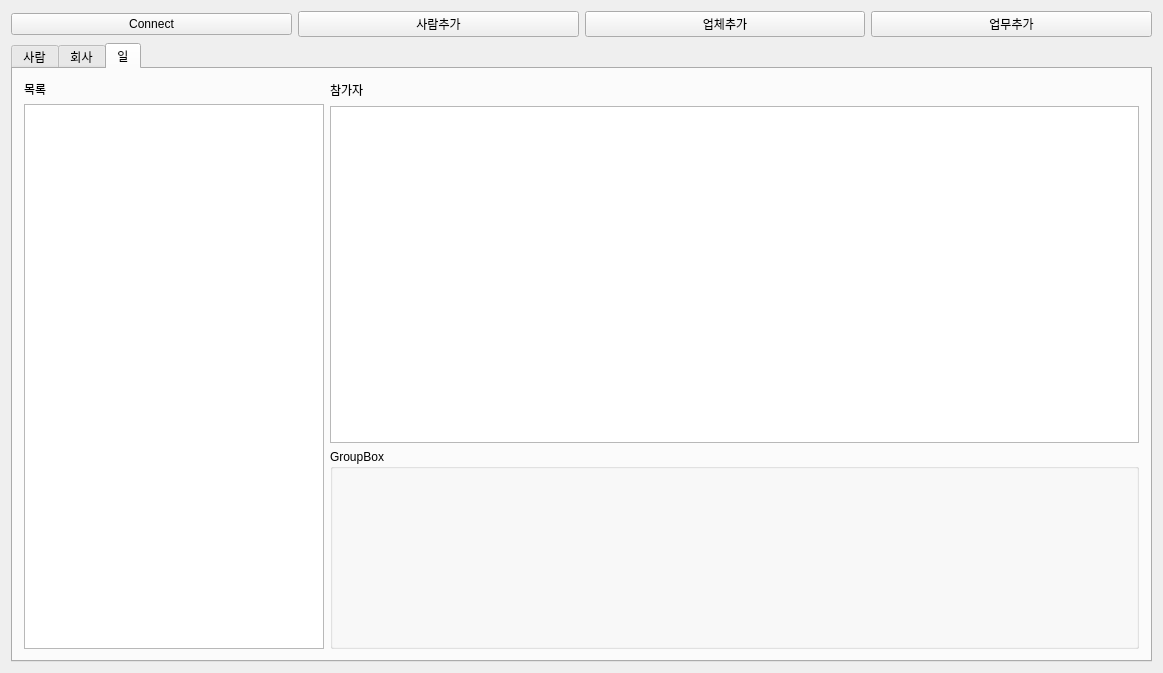
Qt form mainwindow.ui (Hyuntae-Lee/HRM) before a commit.
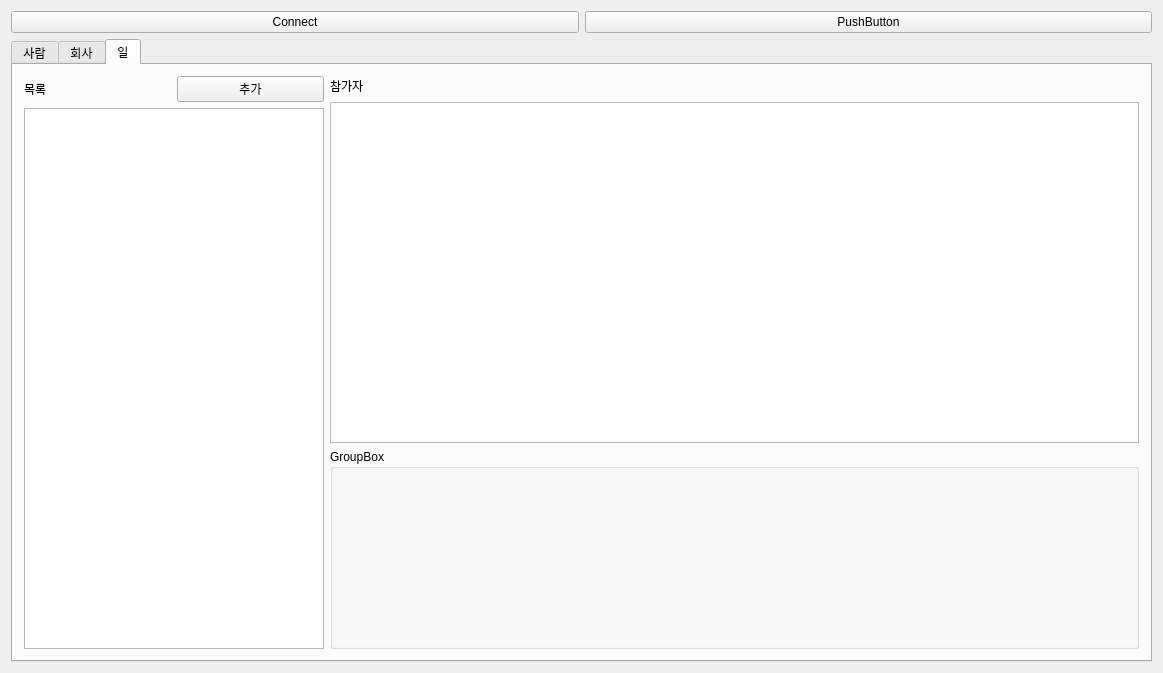
The same form after that commit. The open tabs and pages were chosen to show the change.

```diff
--- a/mainwindow.ui
+++ b/mainwindow.ui
@@ -31,23 +31,9 @@
        </widget>
       </item>
       <item>
-       <widget class="QPushButton" name="pushButton_newHR">
+       <widget class="QPushButton" name="pushButton">
         <property name="text">
-         <string>사람추가</string>
-        </property>
-       </widget>
-      </item>
-      <item>
-       <widget class="QPushButton" name="pushButton_newCompany">
-        <property name="text">
-         <string>업체추가</string>
-        </property>
-       </widget>
-      </item>
-      <item>
-       <widget class="QPushButton" name="pushButton_workNew">
-        <property name="text">
-         <string>업무추가</string>
+         <string>PushButton</string>
         </property>
        </widget>
       </item>
@@ -69,6 +55,8 @@
         <item>
          <layout class="QVBoxLayout" name="verticalLayout_3">
           <item>
+           <layout class="QHBoxLayout" name="horizontalLayout_3">
+            <item>
            <widget class="QLabel" name="label_7">
             <property name="text">
              <string>목록</string>
@@ -76,6 +64,15 @@
            </widget>
           </item>
           <item>
+             <widget class="QPushButton" name="pushButton_newHR">
+              <property name="text">
+               <string>추가</string>
+              </property>
+             </widget>
+            </item>
+           </layout>
+          </item>
+          <item>
            <widget class="QListView" name="listView_worker">
             <property name="sizePolicy">
              <sizepolicy hsizetype="Fixed" vsizetype="Expanding">
@@ -226,6 +223,8 @@
         <item>
          <layout class="QVBoxLayout" name="verticalLayout_2">
           <item>
+           <layout class="QHBoxLayout" name="horizontalLayout_6">
+            <item>
            <widget class="QLabel" name="label_6">
             <property name="text">
              <string>목록</string>
@@ -233,6 +232,15 @@
            </widget>
           </item>
           <item>
+             <widget class="QPushButton" name="pushButton_newCompany">
+              <property name="text">
+               <string>추가</string>
+              </property>
+             </widget>
+            </item>
+           </layout>
+          </item>
+          <item>
            <widget class="QListView" name="listView_company">
             <property name="sizePolicy">
              <sizepolicy hsizetype="Fixed" vsizetype="Expanding">
@@ -295,7 +303,7 @@
               <string/>
              </property>
             </widget>
-            <widget class="QLabel" name="label_companyId">
+            <widget class="QLabel" name="label_companyBlNum">
              <property name="geometry">
               <rect>
                <x>10</x>
@@ -414,11 +422,22 @@
         <item>
          <layout class="QVBoxLayout" name="verticalLayout_6">
           <item>
+           <layout class="QHBoxLayout" name="horizontalLayout_8">
+            <item>
            <widget class="QLabel" name="label_8">
             <property name="text">
              <string>목록</string>
             </property>
            </widget>
+            </item>
+            <item>
+             <widget class="QPushButton" name="pushButton_workNew">
+              <property name="text">
+               <string>추가</string>
+              </property>
+             </widget>
+            </item>
+           </layout>
           </item>
           <item>
            <widget class="QListView" name="listView_work">
```
Lines whose indentation alone changed are shown as unchanged.
